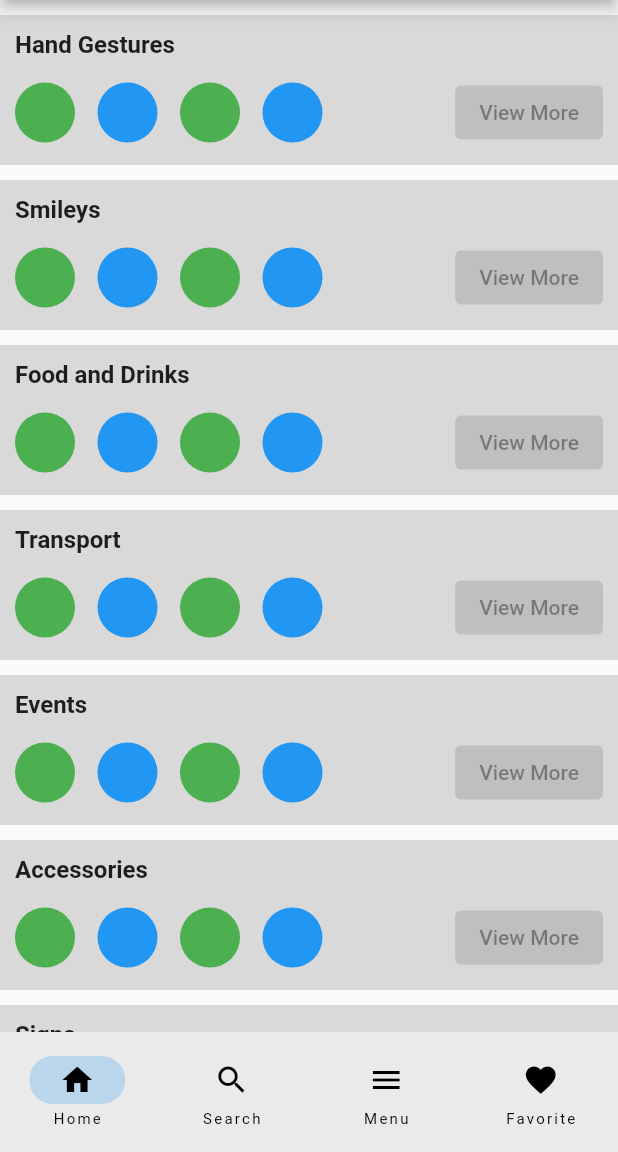
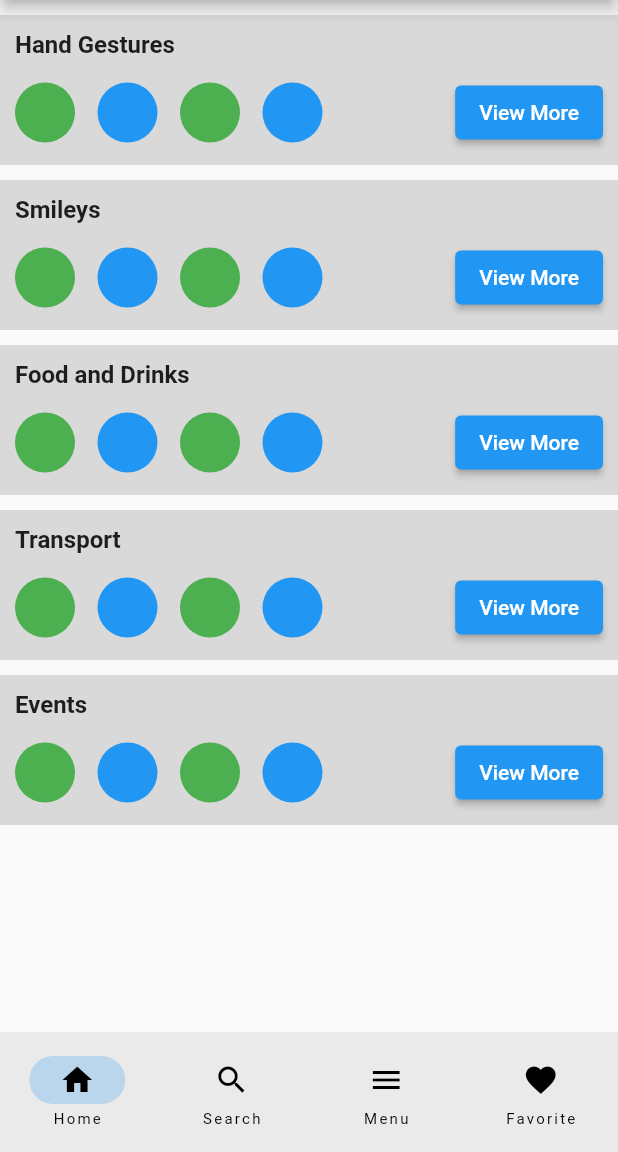
Before and after one commit to eliyas-abass/Emoji_mobile_app, a Flutter app: the screen it shows after launch, on a phone screen of 412 x 824 dp, the part 84-1236 px from its top. Run offline on Flutter 3.47's test engine with Material 2 defaults, Android fonts, the phone set to English and light mode, and no system bars.

Commit message:
view more and navigation added

```diff
--- a/lib/home_screen.dart
+++ b/lib/home_screen.dart
@@ -1,4 +1,5 @@
 import 'package:flutter/material.dart';
+import 'package:imoji_app/view_more_screen.dart';
 
 class HomeScreen extends StatelessWidget {
   const HomeScreen({Key? key}) : super(key: key);
@@ -29,18 +30,18 @@ class HomeScreen extends StatelessWidget {
         child: SingleChildScrollView(
           child: Column(
             children: [
-              createImojiCard("Hand Gestures"),
-              createImojiCard("Smileys"),
-              createImojiCard("Food and Drinks"),
-              createImojiCard("Transport"),
-              createImojiCard("Events"),
-              createImojiCard("Accessories"),
-              createImojiCard("Signs"),
-              createImojiCard("People"),
-              createImojiCard("Games"),
-              createImojiCard("Plants and Animals"),
-              createImojiCard("Flags"),
-              createImojiCard("Animated Moods"),
+              createImojiCard("Hand Gestures", context),
+              createImojiCard("Smileys", context),
+              createImojiCard("Food and Drinks", context),
+              createImojiCard("Transport", context),
+              createImojiCard("Events", context),
+              // createImojiCard("Accessories"),
+              // createImojiCard("Signs"),
+              // createImojiCard("People"),
+              // createImojiCard("Games"),
+              // createImojiCard("Plants and Animals"),
+              // createImojiCard("Flags"),
+              // createImojiCard("Animated Moods"),
             ],
           ),
         ),
@@ -65,7 +66,7 @@ class HomeScreen extends StatelessWidget {
     );
   }
 
-  Container createImojiCard(String title) {
+  Container createImojiCard(String title, context) {
     return Container(
       margin: EdgeInsets.only(top: 10),
       padding: EdgeInsets.all(10),
@@ -94,8 +95,13 @@ class HomeScreen extends StatelessWidget {
               createSizedBox(),
               createContainer(Colors.blue),
               Spacer(),
-              const ElevatedButton(
-                onPressed: null,
+              ElevatedButton(
+                onPressed: () {
+                  Navigator.push(
+                    context,
+                    MaterialPageRoute(builder: (context) => ViewMore(title)),
+                  );
+                },
                 child: Text('View More'),
               )
             ],
--- a/lib/main.dart
+++ b/lib/main.dart
@@ -1,5 +1,6 @@
 import 'package:flutter/material.dart';
 import 'package:imoji_app/home_screen.dart';
+import 'package:imoji_app/view_more_screen.dart';
 import "./splash_screen.dart";
 
 void main() {
```
Also changed, not shown: lib/view_more_screen.dart (added, +20 -0 lines).
